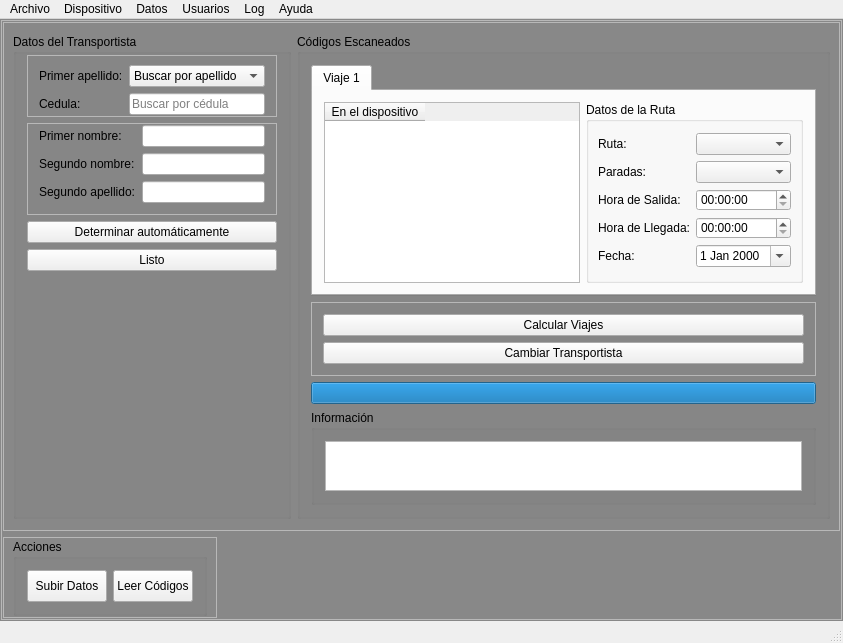
Before: the Qt Designer form transporte_ucv_harvester/mainwindow.ui in BlastDV/compusciens-ucv-transporte-harvester, drawn with Qt 5.
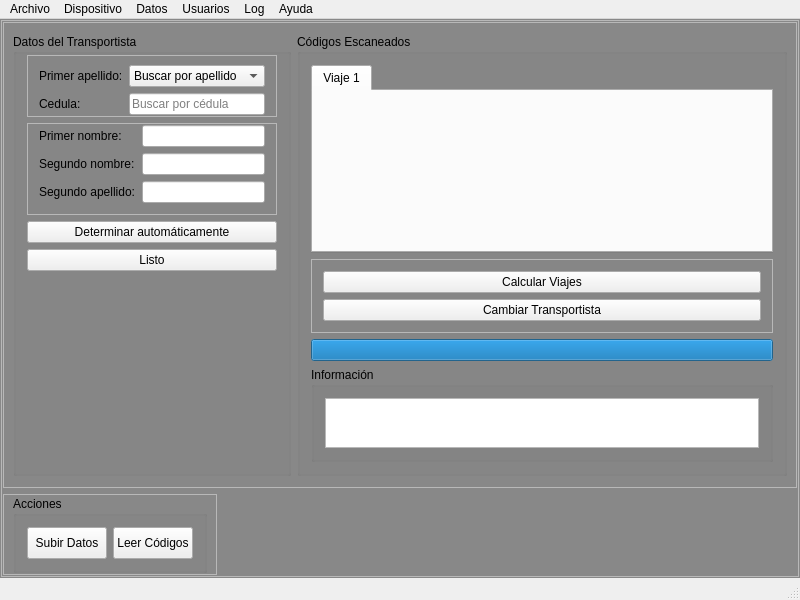
After: the same form once the commit is applied. Icons and pictures are not drawn.

Commit message: Iniciado el proceso de limpieza de la interfaz y las estructuras una vez que no se necesiten o dejen de tener sentido. Aun queda por eliminar la pestaña "Todos los codigos". Tambien fue eliminada la pestaña por default y todos sus widgets, ademas de (se asume) todas las estructuras concernientes que ya no tienen ninguna utilidad.

Diff of the .ui file:
```diff
--- a/transporte_ucv_harvester/mainwindow.ui
+++ b/transporte_ucv_harvester/mainwindow.ui
@@ -283,108 +283,7 @@
                 <attribute name="title">
                  <string>Viaje 1</string>
                 </attribute>
-                <layout class="QHBoxLayout" name="horizontalLayout_2">
-                 <item>
-                  <widget class="QTableWidget" name="CodesTable">
-                   <property name="minimumSize">
-                    <size>
-                     <width>256</width>
-                     <height>0</height>
-                    </size>
-                   </property>
-                   <property name="frameShape">
-                    <enum>QFrame::StyledPanel</enum>
-                   </property>
-                   <property name="frameShadow">
-                    <enum>QFrame::Plain</enum>
-                   </property>
-                   <column>
-                    <property name="text">
-                     <string>En el dispositivo</string>
-                    </property>
-                   </column>
-                  </widget>
-                 </item>
-                 <item>
-                  <widget class="QGroupBox" name="RouteFrame">
-                   <property name="sizePolicy">
-                    <sizepolicy hsizetype="Fixed" vsizetype="Preferred">
-                     <horstretch>0</horstretch>
-                     <verstretch>0</verstretch>
-                    </sizepolicy>
-                   </property>
-                   <property name="title">
-                    <string>Datos de la Ruta</string>
-                   </property>
-                   <layout class="QFormLayout" name="formLayout_4">
-                    <property name="leftMargin">
-                     <number>9</number>
-                    </property>
-                    <property name="rightMargin">
-                     <number>9</number>
-                    </property>
-                    <item row="0" column="0">
-                     <widget class="QLabel" name="rutaLabel">
-                      <property name="text">
-                       <string>Ruta:</string>
-                      </property>
-                     </widget>
-                    </item>
-                    <item row="0" column="1">
-                     <widget class="QComboBox" name="RouteList"/>
-                    </item>
-                    <item row="1" column="1">
-                     <widget class="QComboBox" name="RouteStopsList"/>
-                    </item>
-                    <item row="1" column="0">
-                     <widget class="QLabel" name="paradasLabel">
-                      <property name="text">
-                       <string>Paradas:</string>
-                      </property>
-                     </widget>
-                    </item>
-                    <item row="2" column="1">
-                     <widget class="QTimeEdit" name="RouteHSalida">
-                      <property name="calendarPopup">
-                       <bool>false</bool>
-                      </property>
-                     </widget>
-                    </item>
-                    <item row="2" column="0">
-                     <widget class="QLabel" name="hsalidaLabel">
-                      <property name="text">
-                       <string>Hora de Salida:</string>
-                      </property>
-                     </widget>
-                    </item>
-                    <item row="3" column="0">
-                     <widget class="QLabel" name="hllegadaLabel">
-                      <property name="text">
-                       <string>Hora de Llegada:</string>
-                      </property>
-                     </widget>
-                    </item>
-                    <item row="3" column="1">
-                     <widget class="QTimeEdit" name="RouteHLlegada"/>
-                    </item>
-                    <item row="4" column="0">
-                     <widget class="QLabel" name="fechaLabel">
-                      <property name="text">
-                       <string>Fecha:</string>
-                      </property>
-                     </widget>
-                    </item>
-                    <item row="4" column="1">
-                     <widget class="QDateEdit" name="RouteDate">
-                      <property name="calendarPopup">
-                       <bool>true</bool>
-                      </property>
-                     </widget>
-                    </item>
-                   </layout>
-                  </widget>
-                 </item>
-                </layout>
+                <layout class="QHBoxLayout" name="horizontalLayout_2"/>
                </widget>
               </widget>
              </item>
```
The commit also changes 2 other files.
